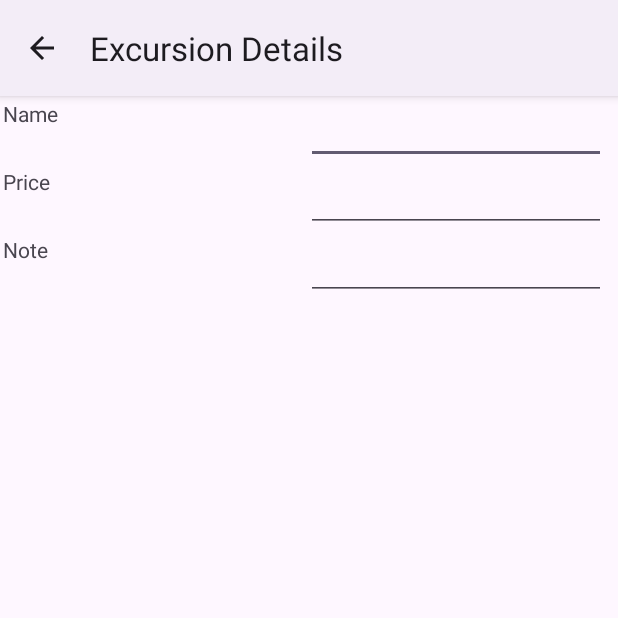
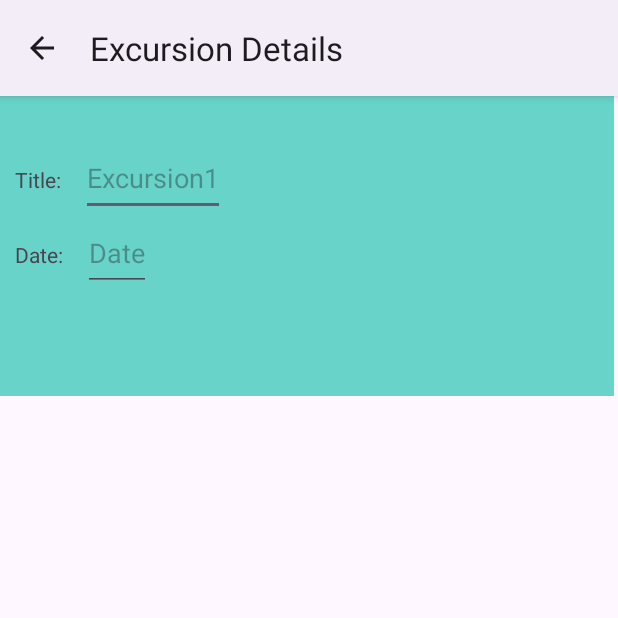
Before and after one commit to MackenzieA24/d308-mobile-application-development-android, an Android app: the ExcursionDetails screen opened directly, with no data from a screen before it, on a phone screen of 412 x 824 dp, the top half of it. Run offline under Robolectric (Android 15) with nearby library versions, the phone set to English and light mode, and no system bars.

```diff
--- a/app/src/main/java/com/example/d308app/UI/ExcursionAdapter.java
+++ b/app/src/main/java/com/example/d308app/UI/ExcursionAdapter.java
@@ -35,7 +35,7 @@ public class ExcursionAdapter extends RecyclerView.Adapter<ExcursionAdapter.Excu
                     Intent intent = new Intent(context, ExcursionDetails.class);
                     intent.putExtra("id", current.getID());
                     intent.putExtra("name", current.getExcursionName());
-                    intent.putExtra("price", current.getPrice());
+                    intent.putExtra("date", current.getExcursionDate());
                     intent.putExtra("VacationID", current.getVacationID());
                     context.startActivity(intent);
                 }
--- a/app/src/main/java/com/example/d308app/UI/ExcursionDetails.java
+++ b/app/src/main/java/com/example/d308app/UI/ExcursionDetails.java
@@ -1,6 +1,8 @@
 package com.example.d308app.UI;
 
+import android.content.Intent;
 import android.os.Bundle;
+import android.view.View;
 import android.widget.EditText;
 import android.widget.TextView;
 
@@ -14,6 +16,12 @@ import com.example.d308app.R;
 import com.example.d308app.database.Repository;
 
 public class ExcursionDetails extends AppCompatActivity {
+    String name;
+    String date;
+    int ID;
+    EditText editName;
+    EditText editDate;
+    Repository repository;
 
     @Override
     protected void onCreate(Bundle savedInstanceState) {
@@ -24,7 +32,17 @@ public class ExcursionDetails extends AppCompatActivity {
             Insets systemBars = insets.getInsets(WindowInsetsCompat.Type.systemBars());
             v.setPadding(systemBars.left, systemBars.top, systemBars.right, systemBars.bottom);
             return insets;
+
         });
+
+            editName = findViewById(R.id.titletext);
+            editDate = findViewById(R.id.date);
+            ID = getIntent().getIntExtra("id", -1);
+            name = getIntent().getStringExtra("name");
+            date = getIntent().getStringExtra("date");
+            editName.setText(name);
+            editDate.setText(date);
+
 
     }
 }
--- a/app/src/main/java/com/example/d308app/UI/Vacations.java
+++ b/app/src/main/java/com/example/d308app/UI/Vacations.java
@@ -80,9 +80,9 @@ public class Vacations extends AppCompatActivity {
             repository.insert(vacation);
             vacation = new Vacation(0, "Bermuda", "Sea Breeze Inn", "06/13/2024", "06/20/2024");
             repository.insert(vacation);
-            Excursion excursion=new Excursion(0, "Bicycle Tour", 100.0, 1);
+            Excursion excursion=new Excursion(0, "Bicycle Tour", "06/15/2024", 1);
             repository.insert(excursion);
-            excursion=new Excursion(0, "Cheese Tasting", 75.0, 1);
+            excursion=new Excursion(0, "Cheese Tasting", "10/15/2024", 1);
             repository.insert(excursion);
             return true;
         }
--- a/app/src/main/java/com/example/d308app/database/VacationDatabaseBuilder.java
+++ b/app/src/main/java/com/example/d308app/database/VacationDatabaseBuilder.java
@@ -11,7 +11,7 @@ import com.example.d308app.dao.VacationDAO;
 import com.example.d308app.entities.Excursion;
 import com.example.d308app.entities.Vacation;
 
-@Database(entities = {Vacation.class, Excursion.class}, version= 2, exportSchema = false)
+@Database(entities = {Vacation.class, Excursion.class}, version= 3, exportSchema = false)
 public abstract class VacationDatabaseBuilder extends RoomDatabase {
     public abstract VacationDAO vacationDAO();
     public abstract ExcursionDAO excursionDAO();
--- a/app/src/main/java/com/example/d308app/entities/Excursion.java
+++ b/app/src/main/java/com/example/d308app/entities/Excursion.java
@@ -8,7 +8,7 @@ public class Excursion {
     @PrimaryKey(autoGenerate = true)
     private int ID;
     private String excursionName;
-    private double price;
+    private String excursionDate;
 
     public int getVacationID() {
         return vacationID;
@@ -20,10 +20,10 @@ public class Excursion {
 
     private int vacationID;
 
-    public Excursion(int ID, String excursionName, double price, int vacationID) {
+    public Excursion(int ID, String excursionName, String excursionDate, int vacationID) {
         this.ID = ID;
         this.excursionName = excursionName;
-        this.price = price;
+        this.excursionDate = excursionDate;
         this.vacationID = vacationID;
     }
 
@@ -43,11 +43,11 @@ public class Excursion {
         this.excursionName = excursionName;
     }
 
-    public double getPrice() {
-        return price;
+    public String getExcursionDate() {
+        return excursionDate;
     }
 
-    public void setPrice(double price) {
-        this.price = price;
+    public void setExcursionDate(String excursionDate) {
+        this.excursionDate = excursionDate;
     }
 }
--- a/app/src/main/res/layout/activity_excursion_details.xml
+++ b/app/src/main/res/layout/activity_excursion_details.xml
@@ -7,68 +7,55 @@
     android:layout_height="match_parent"
     tools:context=".UI.ExcursionDetails">
 
-    <androidx.appcompat.widget.LinearLayoutCompat
+    <ScrollView
+        android:id="@+id/scrollView"
+        android:layout_width="409dp"
+        android:layout_height="200dp"
+        android:background="#67D3C9"
+        android:paddingTop="30dp"
+        app:layout_constraintLeft_toLeftOf="parent"
+        app:layout_constraintTop_toTopOf="parent">
+
+        <LinearLayout
             android:layout_width="match_parent"
-        android:layout_height="match_parent"
-        android:orientation="vertical"
-        tools:layout_editor_absoluteX="-64dp"
-        tools:layout_editor_absoluteY="46dp">
+            android:layout_height="wrap_content"
+            android:orientation="vertical">
 
-    <androidx.appcompat.widget.LinearLayoutCompat
+            <LinearLayout
                 android:layout_width="wrap_content"
                 android:layout_height="wrap_content"
                 android:orientation="horizontal">
 
                 <TextView
-            android:layout_width="200dp"
-            android:layout_height="match_parent"
-            android:layout_margin="2dp"
-            android:text="Name" />
+                    android:layout_width="wrap_content"
+                    android:layout_height="50dp"
+                    android:padding="10dp"
+                    android:text="Title: "></TextView>
 
                 <EditText
-            android:id="@+id/partName"
-            android:layout_width="200dp"
-            android:layout_height="match_parent" />
-    </androidx.appcompat.widget.LinearLayoutCompat>
+                    android:id="@+id/titletext"
+                    android:layout_width="wrap_content"
+                    android:layout_height="50dp"
+                    android:hint="Excursion1"></EditText>
+            </LinearLayout>
 
-    <androidx.appcompat.widget.LinearLayoutCompat
+            <LinearLayout
                 android:layout_width="wrap_content"
                 android:layout_height="wrap_content"
                 android:orientation="horizontal">
 
                 <TextView
-            android:layout_width="200dp"
-            android:layout_height="match_parent"
-            android:layout_margin="2dp"
-            android:text="Price" />
+                    android:layout_width="wrap_content"
+                    android:layout_height="50dp"
+                    android:padding="10dp"
+                    android:text="Date: "></TextView>
 
                 <EditText
-            android:id="@+id/partPrice"
-            android:layout_width="200dp"
-            android:layout_height="match_parent" />
-    </androidx.appcompat.widget.LinearLayoutCompat>
-
-    <androidx.appcompat.widget.LinearLayoutCompat
-        android:layout_width="match_parent"
-        android:layout_height="wrap_content"
-        android:orientation="horizontal">
-
-        <TextView
-            android:layout_width="200dp"
-            android:layout_height="match_parent"
-            android:layout_margin="2dp"
-            android:text="Note" />
-
-        <EditText
-            android:id="@+id/note"
-            android:layout_width="200dp"
-            android:layout_height="match_parent" />
-    </androidx.appcompat.widget.LinearLayoutCompat>
-
-    <androidx.appcompat.widget.LinearLayoutCompat
-        android:layout_width="match_parent"
-        android:layout_height="wrap_content"
-        android:orientation="horizontal">
-    </androidx.appcompat.widget.LinearLayoutCompat>
-    </androidx.appcompat.widget.LinearLayoutCompat>
+                    android:id="@+id/date"
+                    android:layout_width="wrap_content"
+                    android:layout_height="50dp"
+                    android:hint="Date"></EditText>
+            </LinearLayout>
+        </LinearLayout>
+    </ScrollView>
 </androidx.constraintlayout.widget.ConstraintLayout>
```
Lines whose indentation alone changed are shown as unchanged.
